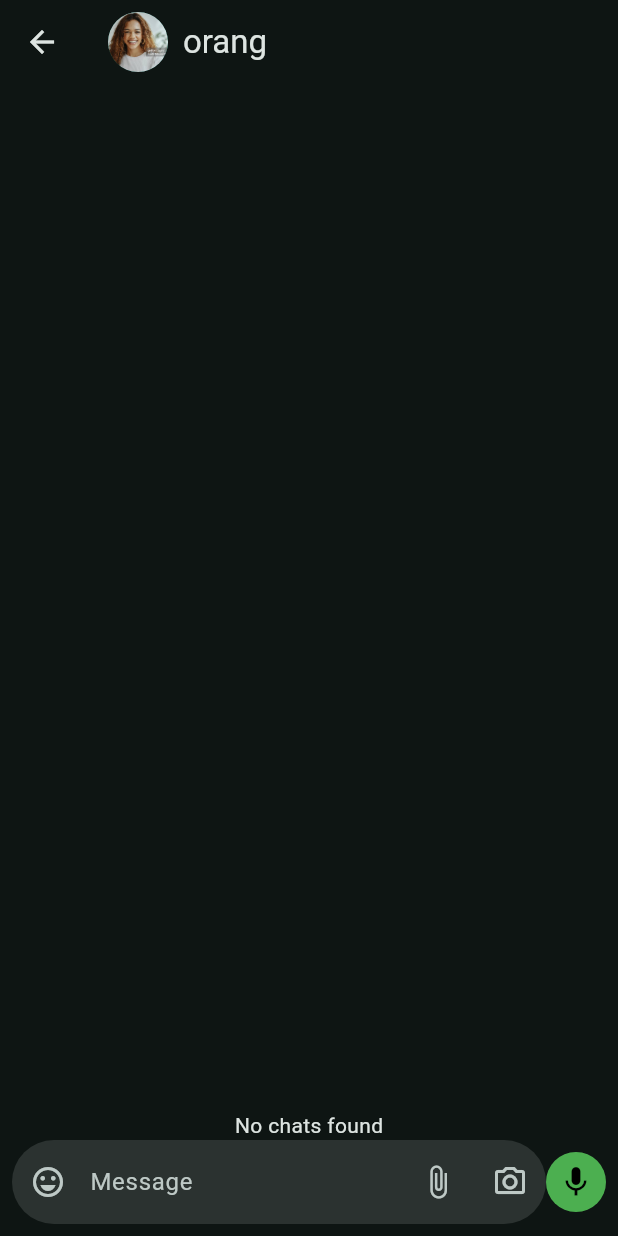
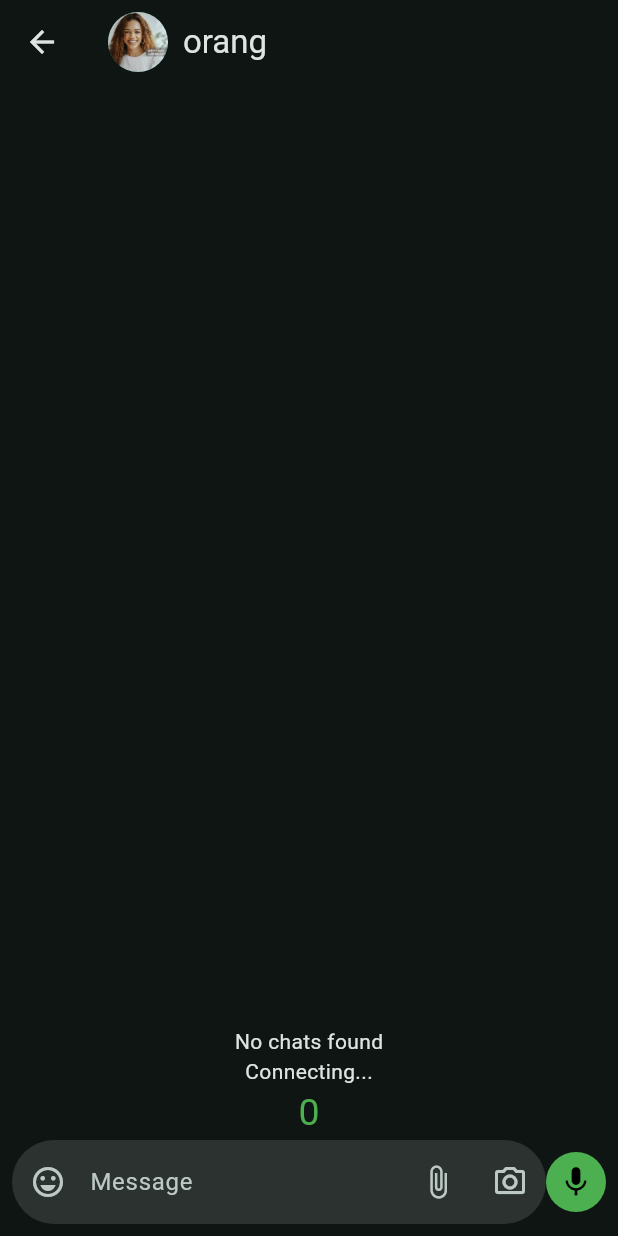
Before and after one commit to afdhalfauzi/whatsapp-clone-flutter, a Flutter app: the screen it shows after launch, after a tap on "orang", on a phone screen of 412 x 824 dp. Run offline on Flutter 3.47's test engine with Material 3 defaults, Android fonts, the light colour scheme and no system bars; our stand-ins replace cloud_firestore, firebase_core, flutter_chat_bubble; missing offline and left inert: mqtt_client; accounts and stored records are empty; network calls fail.

Commit message:
fix mqttAppState not updating

```diff
--- a/lib/main.dart
+++ b/lib/main.dart
@@ -3,6 +3,7 @@ import 'package:flutter/material.dart';
 import 'package:flutter_application_1/data/database_manager.dart';
 import 'package:flutter_application_1/data/notifiers.dart';
 import 'package:flutter_application_1/firebase_options.dart';
+import 'package:flutter_application_1/mqtt/mqtt_app_state.dart';
 import 'package:flutter_application_1/mqtt/mqtt_connection.dart';
 import 'package:flutter_application_1/views/widget_tree.dart';
 import 'package:provider/provider.dart';
@@ -26,17 +27,15 @@ class _MyAppState extends State<MyApp> {
   @override
   Widget build(BuildContext context) {
     return MultiProvider(providers: [
+      Provider<DatabaseManager>(create: (context) => DatabaseManager()),
+      ChangeNotifierProvider(create: (context) => MQTTAppState()),
       Provider<MqttConnection>(
         create: (context) {
           final mqtt = MqttConnection();
-          mqtt.connectMQTT();
           return mqtt;
         },
       ),
-      Provider<DatabaseManager>(create: (context) {
-        final db = DatabaseManager();
-        return db;
-      },)
+
     ], child: ValueListenableBuilder(
         valueListenable: isDarkModeNotifier,
         builder: (context, isDarkMode, child) {
--- a/lib/mqtt/mqtt_connection.dart
+++ b/lib/mqtt/mqtt_connection.dart
@@ -5,11 +5,11 @@ class MqttConnection {
     late MQTTManager mqttClient;
     late MQTTAppState mqttState;
 
-  void connectMQTT() {
-    mqttState = MQTTAppState();
+
+  void connectMQTT(MQTTAppState state) {
     mqttClient = MQTTManager(
-        topic: 'topic/test',
-        state: mqttState);
+        topic: 'topic/test',  //TODO make dynamic topic
+        state: state);
     mqttClient.initializeMQTTClient();
     mqttClient.connect();
   }
--- a/lib/mqtt/mqtt_manager.dart
+++ b/lib/mqtt/mqtt_manager.dart
@@ -142,9 +142,10 @@ class MQTTManager {
     final MqttConnectMessage connMess = MqttConnectMessage()
         .withClientIdentifier(_identifier)
         .withWillTopic('willTopic')
-        .withWillMessage('willMessage')
-        .startClean()
+        .withWillMessage('offline')
+        // .startClean()
         .withWillQos(MqttQos.atLeastOnce);
+        // .withCleanSession(false);
     print('EXAMPLE::Mousquitto client connecting....');
     _client!.connectionMessage = connMess;
   }
@@ -176,7 +177,7 @@ class MQTTManager {
     }
     final MqttClientPayloadBuilder builder = MqttClientPayloadBuilder();
     builder.addString(message);
-    _client!.publishMessage(topic, MqttQos.exactlyOnce, builder.payload!);
+    _client!.publishMessage(topic, MqttQos.atLeastOnce, builder.payload!, retain: true);
   }
 
   void onSubscribed(String topic) {
--- a/lib/views/pages/chat/chatroom_page.dart
+++ b/lib/views/pages/chat/chatroom_page.dart
@@ -1,5 +1,7 @@
 import 'package:flutter/material.dart';
 import 'package:flutter_application_1/data/database_manager.dart';
+import 'package:flutter_application_1/mqtt/mqtt_app_state.dart';
+import 'package:flutter_application_1/mqtt/mqtt_connection.dart';
 import 'package:flutter_chat_bubble/chat_bubble.dart';
 import 'package:intl/intl.dart';
 import 'package:provider/provider.dart';
@@ -15,28 +17,23 @@ class ChatRoomPage extends StatefulWidget {
 }
 
 class _ChatRoomPageState extends State<ChatRoomPage> {
-  List<List<String>> messages = [
-    ["Stay safe!", "17:41"],
-    ["Talk to you soon!", "17:40"],
-    ["Goodbye!", "17:39"],
-    ["See you later!", "17:38"],
-    ["Have a nice day!", "17:37"],
-    ["Take care!", "17:36"],
-    ["Bye!", "17:35"],
-    ["Sure, see you soon!", "17:34"],
-    ["Let's catch up later.", "17:33"],
-    ["I'm doing great!", "17:32"],
-    ["What about you?", "17:31"],
-    ["I'm fine, thank you!", "17:31"],
-    ["How are you?", "17:30"],
-    ["Hello, this is a chat bubble!", "17:29"],
-  ];
+  final TextEditingController _controller = TextEditingController();
+  late MQTTAppState mqttAppState;
 
-  final TextEditingController _controller = TextEditingController();
+  @override
+  void initState() {
+    Future.delayed(Duration.zero, () {
+      final mqtt = Provider.of<MqttConnection>(context, listen: false);
+      mqttAppState = Provider.of<MQTTAppState>(context, listen: false);
+      mqtt.connectMQTT(mqttAppState);
+    });
+    super.initState();
+  }
 
   @override
   Widget build(BuildContext context) {
     final db = Provider.of<DatabaseManager>(context, listen: false);
+    mqttAppState = Provider.of<MQTTAppState>(context);
 
     return Scaffold(
       appBar: AppBar(
@@ -64,7 +61,6 @@ class _ChatRoomPageState extends State<ChatRoomPage> {
           mainAxisAlignment: MainAxisAlignment.end,
           children: [
             FutureBuilder(
-              // future: db.getAllChats(),
               future: db.getChatsQuery(),
               builder: (context, snapshot) {
                 if (snapshot.connectionState == ConnectionState.waiting) {
@@ -107,8 +103,11 @@ class _ChatRoomPageState extends State<ChatRoomPage> {
                                 ),
                                 SizedBox(width: 10),
                                 Text(
-                                  DateFormat("HH:mm").format( //only show the HH:mm part
-                                    DateFormat("yyyy-MM-dd, hh:mm:ss").parse(chat['time']),
+                                  DateFormat("HH:mm").format(
+                                    //only show the HH:mm part
+                                    DateFormat(
+                                      "yyyy-MM-dd, HH:mm:ss",
+                                    ).parse(chat['time']),
                                   ),
                                   // chat['time'],
                                   style: TextStyle(
@@ -128,13 +127,42 @@ class _ChatRoomPageState extends State<ChatRoomPage> {
                 }
               },
             ),
+            Text(
+              (() {
+                if (mqttAppState.getAppConnectionState ==
+                    MQTTAppConnectionState.connected) {
+                  return "Connected";
+                } else if (mqttAppState.getAppConnectionState ==
+                    MQTTAppConnectionState.connecting) {
+                  return "Connecting...";
+                } else if (mqttAppState.getAppConnectionState ==
+                    MQTTAppConnectionState.disconnected) {
+                  return "Disconnected";
+                } else if (mqttAppState.getAppConnectionState ==
+                    MQTTAppConnectionState.error_when_connecting) {
+                  return "Error when connecting";
+                } else {
+                  return "Unknown state";
+                }
+              })(),
+            ),
+            Text(Provider.of<MQTTAppState>(context).getReceivedText, style: TextStyle(fontSize: 25, color: Colors.green),),
+
             Row(
               children: [
                 Expanded(
                   child: TextField(
                     controller: _controller,
                     onSubmitted: (text) {
+                      final mqtt = Provider.of<MqttConnection>(
+                        context,
+                        listen: false,
+                      );
                       setState(() {
+                        mqtt.publishMessage(
+                          "topic/test",
+                          "$text from ${widget.title} ",
+                        );
                         db.newChat(text);
                         _controller.clear();
                       });
--- a/lib/views/widget_tree.dart
+++ b/lib/views/widget_tree.dart
@@ -28,14 +28,12 @@ class WidgetTree extends StatefulWidget {
 
 class _WidgetTreeState extends State<WidgetTree> {
   late final PageController _pageController;
-  late final mqtt = MqttConnection();
 
 
   @override
   void initState() {
     super.initState();
     _pageController = PageController(initialPage: selectedPageNotifier.value);
-    mqtt.connectMQTT();
 
     // Listen to notifier and animate to page if changed from navbar
     selectedPageNotifier.addListener(() {
@@ -55,9 +53,8 @@ class _WidgetTreeState extends State<WidgetTree> {
 
   @override
   Widget build(BuildContext context) {
-    return ChangeNotifierProvider<MQTTAppState>(
-      create: (context) => mqtt.mqttState,
-      child: ValueListenableBuilder(
+
+    return ValueListenableBuilder(
       valueListenable: selectedPageNotifier,
       builder: (context, selectedPage, child) {
         return Scaffold(
@@ -73,7 +70,6 @@ class _WidgetTreeState extends State<WidgetTree> {
           ),
         );
       }
-      ),
     );
   }
 }
```
Lines whose indentation alone changed are shown as unchanged.
